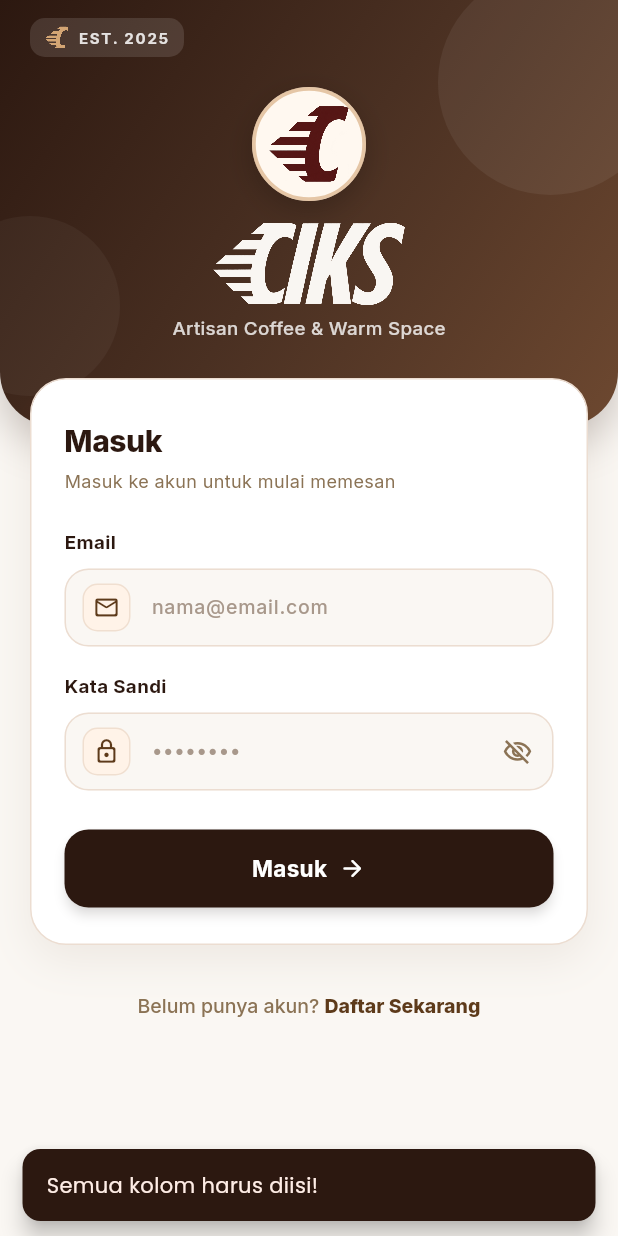
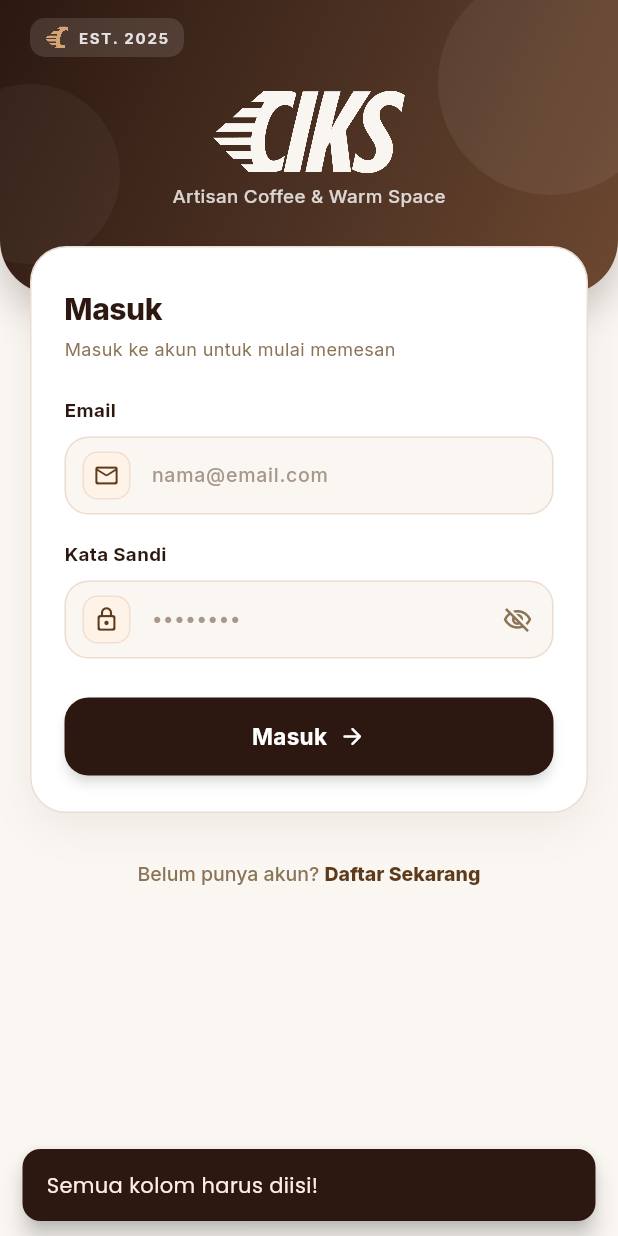
Before and after one commit to DeryWahyu/ciks_coffee_mobile, a Flutter app: the screen it shows after launch, after a tap on "Masuk", on a phone screen of 412 x 824 dp. Run offline on Flutter 3.47's test engine with Material 3 defaults, Android fonts, the phone set to English and light mode, and no system bars; our stand-ins replace firebase_core, firebase_messaging, flutter_local_notifications, flutter_secure_storage, google_fonts, image_picker and 1 more; missing offline and left inert: flutter_ringtone_player; accounts and stored records are empty.

Commit message:
style: sederhanakan logo splash dan login serta perkecil ikon aplikasi

```diff
--- a/lib/screens/login_screen.dart
+++ b/lib/screens/login_screen.dart
@@ -215,30 +215,6 @@ class _LoginScreenState extends State<LoginScreen> {
                     ],
                   ),
                   const SizedBox(height: 20),
-
-                  // Shared CIKS C mark
-                  Container(
-                    width: 76,
-                    height: 76,
-                    decoration: BoxDecoration(
-                      color: const Color(0xFFFFF8F0),
-                      shape: BoxShape.circle,
-                      border: Border.all(
-                        color: const Color(0xFFD4A574).withValues(alpha: 0.6),
-                        width: 2.5,
-                      ),
-                      boxShadow: [
-                        BoxShadow(
-                          color: Colors.black.withValues(alpha: 0.2),
-                          blurRadius: 16,
-                          offset: const Offset(0, 6),
-                        ),
-                      ],
-                    ),
-                    padding: const EdgeInsets.all(8),
-                    child: const BrandMark(size: 60),
-                  ),
-                  const SizedBox(height: 12),
 
                   // Brand name & tagline
                   const BrandWordmark(width: 132, color: BrandMark.cream),
--- a/lib/screens/splash_screen.dart
+++ b/lib/screens/splash_screen.dart
@@ -101,9 +101,6 @@ class _SplashScreenState extends State<SplashScreen>
                                     ).animate(_entrance),
                                     child: _SplashIdentity(
                                       compact: viewport.maxHeight < 620,
-                                      landscape:
-                                          viewport.maxWidth >
-                                          viewport.maxHeight * 1.25,
                                     ),
                                   ),
                                 ),
@@ -126,24 +123,21 @@ class _SplashScreenState extends State<SplashScreen>
 }
 
 class _SplashIdentity extends StatelessWidget {
-  const _SplashIdentity({required this.compact, required this.landscape});
+  const _SplashIdentity({required this.compact});
 
   final bool compact;
-  final bool landscape;
 
   @override
   Widget build(BuildContext context) {
-    final copy = Column(
+    return Column(
       mainAxisSize: MainAxisSize.min,
-      crossAxisAlignment: landscape
-          ? CrossAxisAlignment.start
-          : CrossAxisAlignment.center,
+      crossAxisAlignment: CrossAxisAlignment.center,
       children: [
         BrandWordmark(width: compact ? 132 : 154),
         const SizedBox(height: 6),
         Text(
           'Ciks Coffee',
-          textAlign: landscape ? TextAlign.start : TextAlign.center,
+          textAlign: TextAlign.center,
           style: TextStyle(
             fontFamily: 'CiksDisplay',
             fontSize: compact ? 20 : 24,
@@ -153,12 +147,12 @@ class _SplashIdentity extends StatelessWidget {
             color: BrandMark.espresso,
           ),
         ),
-        SizedBox(height: landscape ? 16 : 24),
+        const SizedBox(height: 24),
         Container(width: 28, height: 1, color: const Color(0xFFC5A583)),
-        SizedBox(height: landscape ? 16 : 24),
+        const SizedBox(height: 24),
         Text(
           'Rasa yang akrab.\nJeda yang berarti.',
-          textAlign: landscape ? TextAlign.start : TextAlign.center,
+          textAlign: TextAlign.center,
           style: const TextStyle(
             fontFamily: 'CiksSans',
             fontSize: 14,
@@ -168,23 +162,6 @@ class _SplashIdentity extends StatelessWidget {
         ),
       ],
     );
-    return landscape
-        ? Row(
-            mainAxisSize: MainAxisSize.min,
-            children: [
-              const BrandMark(size: 112),
-              const SizedBox(width: 40),
-              Flexible(child: copy),
-            ],
-          )
-        : Column(
-            mainAxisSize: MainAxisSize.min,
-            children: [
-              BrandMark(size: compact ? 96 : 136),
-              SizedBox(height: compact ? 20 : 28),
-              copy,
-            ],
-          );
   }
 }
 
```
Also changed, not shown: tool/generate_brand_assets.dart (+16 -6 lines), assets/branding/cikscoffee-adaptive-foreground.png, assets/branding/cikscoffee-app-icon.png, 63 other files.
